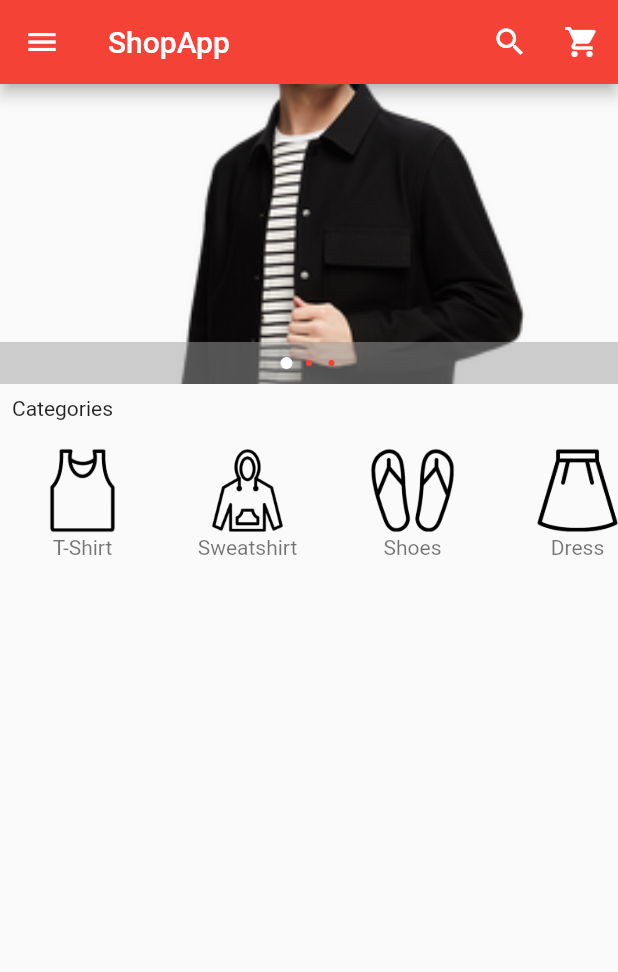
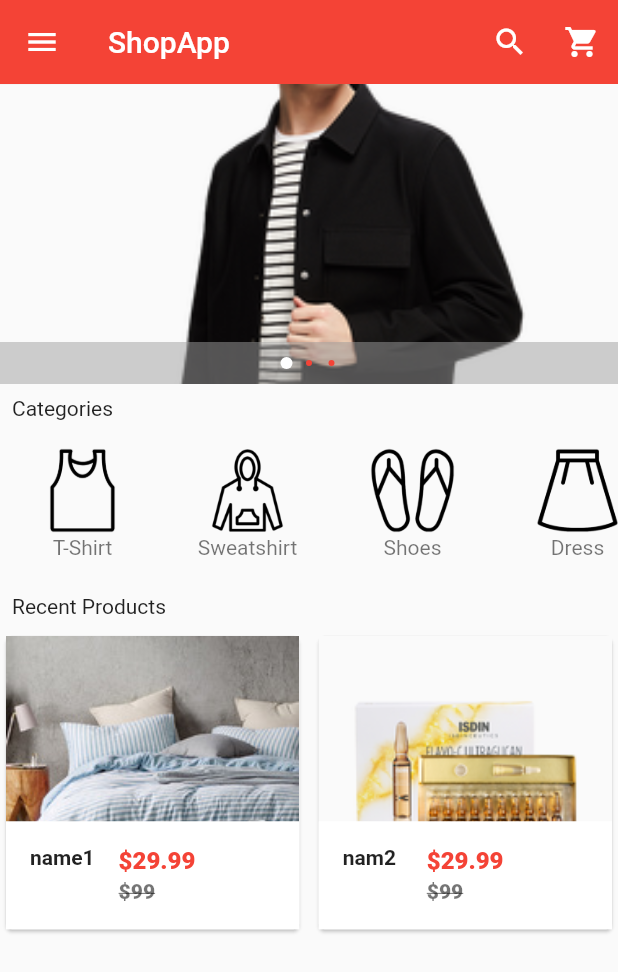
Before and after one commit to QDMarkMan/flutter_shop_app, a Flutter app: the screen it shows after launch, on a phone screen of 412 x 824 dp. Shown: the top 972 px of the screen. Run offline on Flutter 3.47's test engine with Material 2 defaults, Android fonts, the phone set to English and light mode, and no system bars; drawn by our look-alikes of carousel_pro.

Commit message:
商品详情

```diff
--- a/lib/pages/home_page.dart
+++ b/lib/pages/home_page.dart
@@ -5,7 +5,7 @@
  * @Description: 主页
  * @youWant: add you want info here
  * @Date: 2019-03-07 10:08:16
- * @LastEditTime: 2019-03-07 13:44:08
+ * @LastEditTime: 2019-03-08 14:26:20
  */
 import 'package:flutter/material.dart';
 import 'package:flutter/cupertino.dart';
@@ -13,12 +13,13 @@ import 'package:flutter/cupertino.dart';
 import 'package:shop_app/widgets/nav_drawer.dart';
 import 'package:shop_app/widgets/home_swiper.dart';
 import 'package:shop_app/widgets/home_category.dart';
-
+import 'package:shop_app/widgets/home_products.dart';
 class HomePage extends StatelessWidget {
   @override
   Widget build(BuildContext context) {
     return Scaffold(
       appBar: AppBar(
+        elevation: 0.1,
         title: Text('ShopApp'),
         backgroundColor: Colors.red,
         //右侧工具栏
@@ -49,7 +50,17 @@ class HomePage extends StatelessWidget {
             child: Text('Categories', style: TextStyle(),)
           ),
           // 横向listview
-          HomeCategorys()
+          HomeCategorys(),
+          // title
+          Padding(
+            padding: EdgeInsets.all(8),
+            child: Text('Recent Products', style: TextStyle(),)
+          ),
+          Container(
+            height: 320,
+            child: HomeProducts(),
+          )
+          // 最新产品
         ],
       ),
     );
--- /dev/null
+++ b/lib/widgets/home_products.dart
@@ -0,0 +1,131 @@
+/*
+ * @Author: etongfu
+ * @Email: 13583254085@163.com
+ * @LastEditors: etongfu
+ * @Description: 最新产品展示
+ * @youWant: add you want info here
+ * @Date: 2019-03-08 09:57:27
+ * @LastEditTime: 2019-03-08 14:50:53
+ */
+import 'package:flutter/material.dart';
+import 'package:flutter/cupertino.dart';
+import 'package:shop_app/pages/product_details.dart';
+
+class HomeProducts extends StatefulWidget {
+  _HomeProductsState createState() => _HomeProductsState();
+}
+
+class _HomeProductsState extends State<HomeProducts> {
+  var productList = [
+    {
+      "productName": "name1",
+      "pictrue": "images/products/pro01.jpg",
+      "oldPrice": "99",
+      "price": "29.99"
+    },
+    {
+      "productName": "nam2",
+      "pictrue": "images/products/pro02.png",
+      "oldPrice": "99",
+      "price": "29.99"
+    },
+    {
+      "productName": "Cloth",
+      "pictrue": "images/products/pro03.png",
+      "oldPrice": "99",
+      "price": "29.99"
+    },
+    {
+      "productName": "NeiYI",
+      "pictrue": "images/products/pro04.png",
+      "oldPrice": "99",
+      "price": "29.99"
+    },
+    {
+      "productName": "Pants",
+      "pictrue": "images/products/pro05.png",
+      "oldPrice": "99",
+      "price": "29.99"
+    },
+    {
+      "productName": "Pets",
+      "pictrue": "images/products/pro06.jpg",
+      "oldPrice": "99",
+      "price": "29.99"
+    }
+  ];
+  @override
+  Widget build(BuildContext context) {
+    return GridView.builder(
+      itemCount: 2,
+      gridDelegate: SliverGridDelegateWithFixedCrossAxisCount(
+        crossAxisCount: 2,
+        crossAxisSpacing: 5,
+      ),
+      itemBuilder: (BuildContext contex, int index) {
+        return Product(
+          productName: productList[index]['productName'],
+          pictrue: productList[index]['pictrue'],
+          oldPrice: productList[index]['oldPrice'],
+          price: productList[index]['price'],
+        );
+      },
+    );
+  }
+}
+
+class Product extends StatelessWidget {
+  final productName;
+  final pictrue;
+  final oldPrice;
+  final price;
+
+  Product({
+    this.productName,
+    this.pictrue,
+    this.oldPrice,
+    this.price
+  });
+
+  @override
+  Widget build(BuildContext context) {
+    return Container(
+      child: Card(
+        child: Hero(
+          tag: productName,
+          child: Material(
+            child: InkWell(
+              onTap: () {
+                Navigator.of(context).push(
+                  CupertinoPageRoute(
+                    builder: (context) {
+                      // 构建页面的时候传递值
+                      return ProductPage(
+                        productDetailName: productName,
+                        priceDetail: price,
+                        oldPriceDetail: oldPrice,
+                        pictrueDetail: pictrue,
+                      );
+                    }
+                  )
+                );
+              },
+              child: GridTile(
+                child: Image.asset(pictrue, fit: BoxFit.cover,),
+                // 底部遮罩
+                footer: Container(
+                  color: Colors.white,
+                  child: ListTile(
+                    leading: Text(productName, style: TextStyle(fontWeight: FontWeight.bold),),
+                    title: Text("\$$price", style: TextStyle(color: Colors.red, fontWeight: FontWeight.w800),),
+                    subtitle: Text("\$$oldPrice", style: TextStyle(fontWeight: FontWeight.w800, decoration: TextDecoration.lineThrough)),
+                  ),
+                ),
+              ),
+            ),
+          ),
+        ),
+      ),
+    );
+  }
+}
--- a/pubspec.yaml
+++ b/pubspec.yaml
@@ -60,6 +60,12 @@ flutter:
    - images/cats/009.png
    - images/cats/010.png
    - images/cats/011.png
+   - images/products/pro01.jpg
+   - images/products/pro02.png
+   - images/products/pro03.png
+   - images/products/pro04.png
+   - images/products/pro05.png
+   - images/products/pro06.jpg
   #  - images/a_dot_ham.jpeg
 
   # An image asset can refer to one or more resolution-specific "variants", see
```
Also changed, not shown: lib/pages/product_details.dart (added, +152 -0 lines), images/products/pro01.jpg (added), images/products/pro02.png (added), images/products/pro03.png (added), images/products/pro04.png (added), images/products/pro05.png (added), images/products/pro06.jpg (added).
